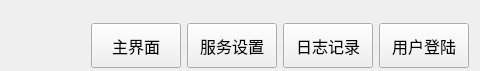
The window that tools/ota_updater/navbarwid.ui (ChinaClever/MPro-App) describes before a commit, drawn with Qt 5; both pictures show x 451 to 931 and y 0 to 71 of the 931 by 71 pixel window.
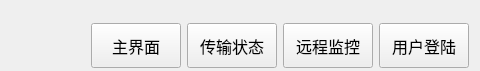
The same window after the commit.

```diff
--- a/tools/ota_updater/navbarwid.ui
+++ b/tools/ota_updater/navbarwid.ui
@@ -128,7 +128,7 @@
       </font>
      </property>
      <property name="text">
-      <string>服务设置</string>
+      <string>传输状态</string>
      </property>
     </widget>
    </item>
@@ -152,7 +152,7 @@
       </font>
      </property>
      <property name="text">
-      <string>日志记录</string>
+      <string>远程监控</string>
      </property>
     </widget>
    </item>
```
